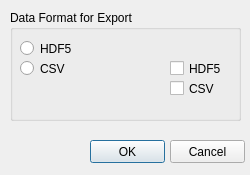
Qt form SettingsWindow.ui (Molecular-Nanophotonics/TrackerLab) before a commit.
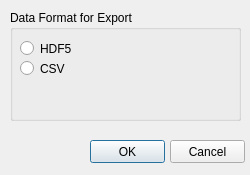
The same form after that commit.

```diff
--- a/SettingsWindow.ui
+++ b/SettingsWindow.ui
@@ -72,32 +72,6 @@
    <property name="title">
     <string>Data Format for Export</string>
    </property>
-   <widget class="QCheckBox" name="checkBoxHDF5">
-    <property name="geometry">
-     <rect>
-      <x>160</x>
-      <y>50</y>
-      <width>70</width>
-      <height>17</height>
-     </rect>
-    </property>
-    <property name="text">
-     <string>HDF5</string>
-    </property>
-   </widget>
-   <widget class="QCheckBox" name="checkBoxCSV">
-    <property name="geometry">
-     <rect>
-      <x>160</x>
-      <y>70</y>
-      <width>70</width>
-      <height>17</height>
-     </rect>
-    </property>
-    <property name="text">
-     <string>CSV</string>
-    </property>
-   </widget>
    <widget class="QRadioButton" name="radioButtonHDF5">
     <property name="geometry">
      <rect>
```
